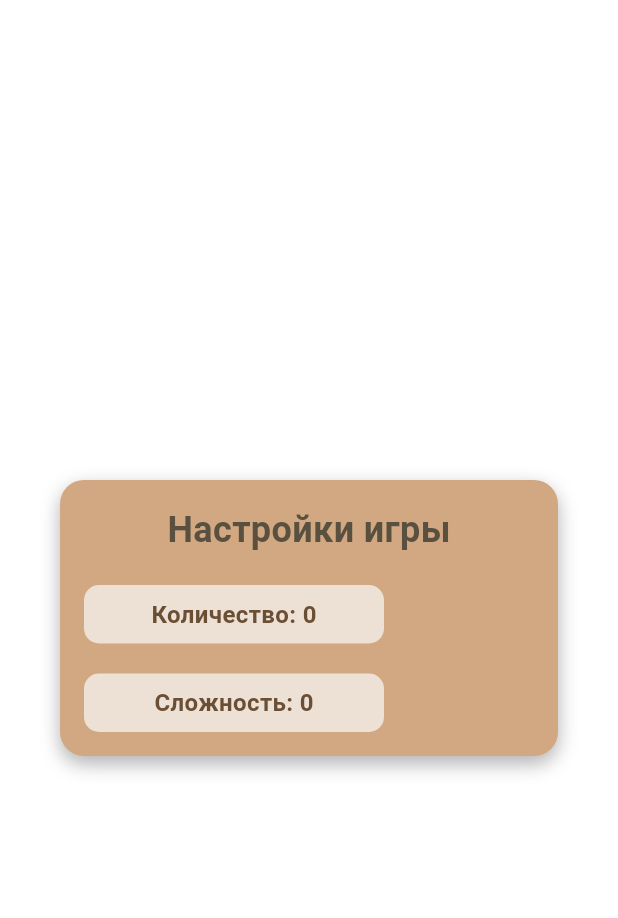
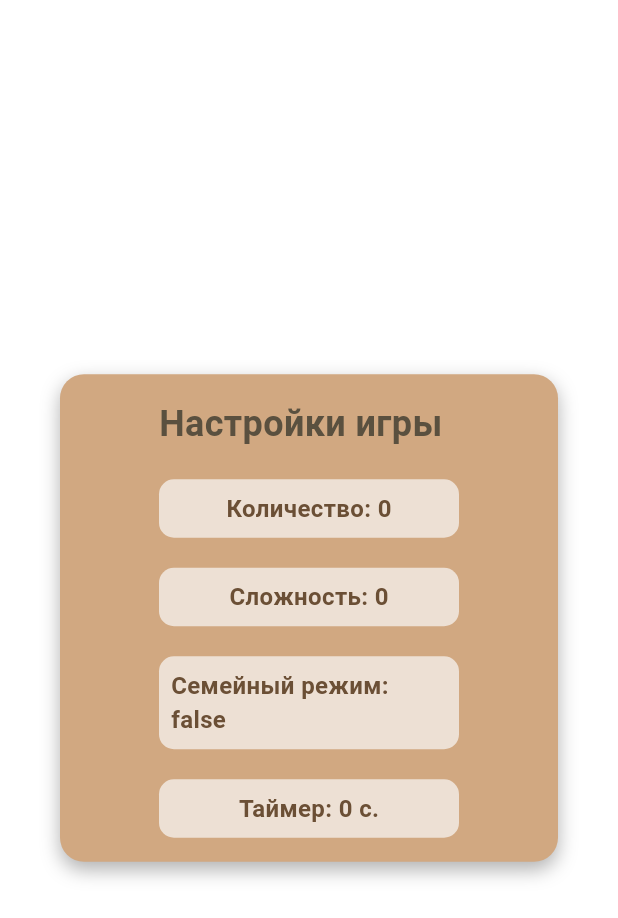
Before and after one commit to Xofty1/ShelterAI, a Flutter app: the SettingsDialog widget shown alone on an empty page, opened directly with empty values, on a phone screen of 412 x 824 dp. Shown: the top 918 px of the screen. Run offline on Flutter 3.47's test engine with Material 3 defaults, Android fonts, the phone set to English and light mode, and no system bars; our stand-ins replace flutter_bloc, freezed_annotation, shared_preferences; missing offline and left inert: pair; accounts and stored records are empty.

Commit message:
cherry pick 1

```diff
--- a/lib/presentation/dialogs/settings_dialog.dart
+++ b/lib/presentation/dialogs/settings_dialog.dart
@@ -54,18 +54,17 @@ class _SettingsDialogState extends State<SettingsDialog> {
           ],
         ),
         child: SingleChildScrollView(
+          child: Center(
             child: Column(
               mainAxisSize: MainAxisSize.min,
               crossAxisAlignment: CrossAxisAlignment.start,
               children: [
-              const Center(
-                child: Text(
+                const Text(
                     "Настройки игры",
                     style: TextStyle(
                       fontSize: 24,
                       fontWeight: FontWeight.bold,
                       color: Color(0xFF5A503F),
-                  ),
                     ),
                   ),
                 const SizedBox(height: 20),
@@ -74,9 +73,12 @@ class _SettingsDialogState extends State<SettingsDialog> {
                 LabelWidget(text: "Количество: ${playersCount.toString()}"),
                 const SizedBox(height: 20),
                 LabelWidget(text: "Сложность: ${difficulty.toString()}"),
-
-
+                const SizedBox(height: 20),
+                LabelWidget(text: "Семейный режим: ${safeMode.toString()}"),
+                const SizedBox(height: 20),
+                LabelWidget(text: "Таймер: ${time.toString()} с."),
               ],
+            ),
           ),
         ),
       ),
--- a/lib/presentation/game_screen.dart
+++ b/lib/presentation/game_screen.dart
@@ -204,7 +204,7 @@ class GameScreen extends StatelessWidget {
                                 .toList(),
                           ),
                           GameStage.finals =>
-                            const Center(child: Text("Финал")),
+                            Center(child: CustomButton(onPressed: () => BlocProvider.of<GameBloc>(context).add(ReadyGameEvent()), text: '123',),),
                         },
                       )
                     ],
```
Also changed, not shown: lib/data/repositories/gpt_repository_mock.dart (+18 -0 lines). Lines whose indentation alone changed are shown as unchanged.
